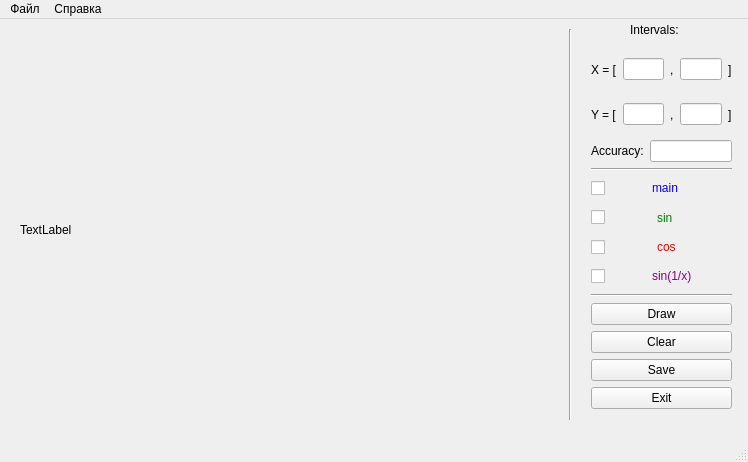
First picture: the form in mainwindow.ui, repository MKorobov/Graphs, before the edit.
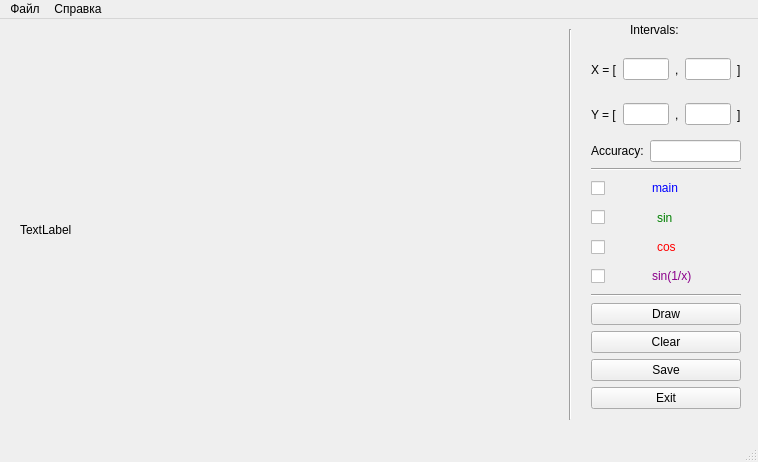
Second picture: the form after the edit.

What changed in the file:
```diff
--- a/mainwindow.ui
+++ b/mainwindow.ui
@@ -6,7 +6,7 @@
    <rect>
     <x>0</x>
     <y>0</y>
-    <width>748</width>
+    <width>758</width>
     <height>462</height>
    </rect>
   </property>
@@ -53,12 +53,12 @@
      <string>TextLabel</string>
     </property>
    </widget>
-   <widget class="QWidget" name="">
+   <widget class="QWidget" name="layoutWidget">
     <property name="geometry">
      <rect>
       <x>580</x>
       <y>20</y>
-      <width>163</width>
+      <width>172</width>
       <height>381</height>
      </rect>
     </property>
@@ -336,8 +336,8 @@
     <rect>
      <x>0</x>
      <y>0</y>
-     <width>748</width>
-     <height>27</height>
+     <width>758</width>
+     <height>21</height>
     </rect>
    </property>
    <widget class="QMenu" name="menu">
```
